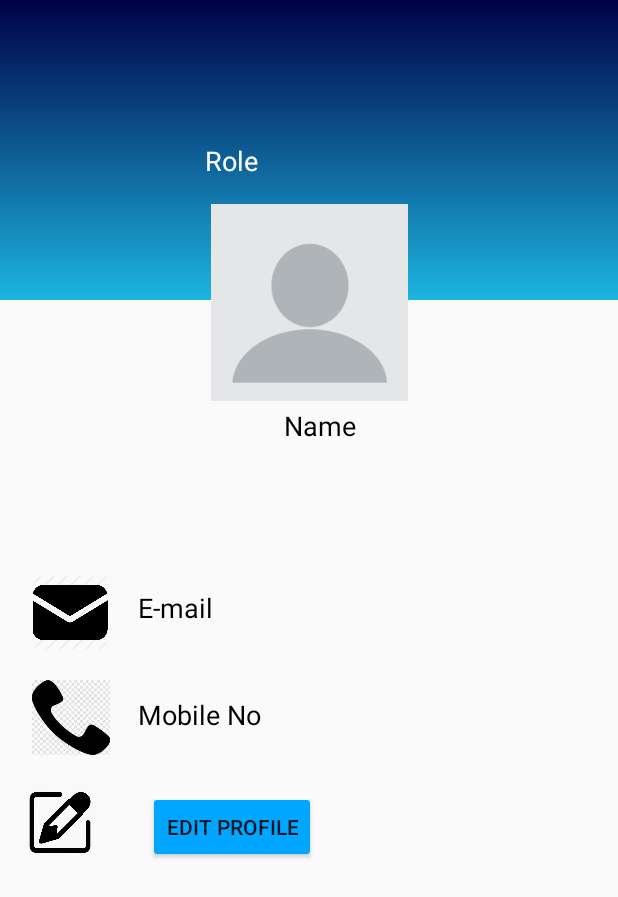
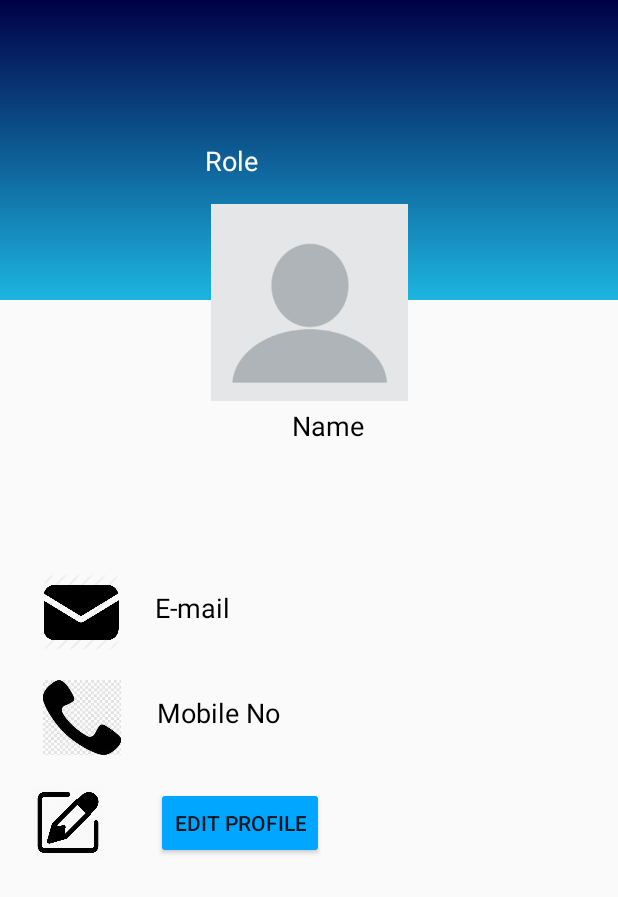
Before and after one commit to seshasain/VLot, an Android app: the Profile screen opened directly, with no data from a screen before it, on a phone screen of 412 x 824 dp. Shown: the top 897 px of the screen. Run offline under Robolectric (Android 15) with nearby library versions, the phone set to English and light mode, and no system bars; our stand-ins replace Firebase (no records; nobody signed in at launch, a user with empty details on screens opened directly).

Commit message:
profile display completed

```diff
--- a/app/build.gradle
+++ b/app/build.gradle
@@ -47,4 +47,5 @@ dependencies {
     implementation 'androidx.navigation:navigation-ui:2.3.0'
     implementation 'androidx.navigation:navigation-fragment:2.3.0'
     implementation 'com.google.android.material:material:1.2.0'
+
 }
--- a/app/src/main/java/com/example/vlot/Home.java
+++ b/app/src/main/java/com/example/vlot/Home.java
@@ -20,6 +20,7 @@ import android.os.Bundle;
 import android.view.MenuItem;
 import android.view.View;
 import android.widget.ImageButton;
+import android.widget.TextView;
 import android.widget.Toast;
 
 import com.google.android.gms.common.api.GoogleApiClient;
@@ -36,6 +37,7 @@ public class Home extends AppCompatActivity {
     ImageButton veg1,fru1,dai1;
     NavigationView navigationView;
     FirebaseAuth Auth;
+    String name;
     private static final int PERMISSIONS_REQUEST = 100;
     @Override
     protected void onCreate(Bundle savedInstanceState) {
--- a/app/src/main/java/com/example/vlot/MainActivity.java
+++ b/app/src/main/java/com/example/vlot/MainActivity.java
@@ -85,6 +85,7 @@ MainActivity extends AppCompatActivity {
                     Toast.makeText(MainActivity.this, "Passwords doesn't match!", Toast.LENGTH_SHORT).show();
                 }else if (!(emailID.isEmpty() && paswd.isEmpty())) {
                     String finalTypex = typex;
+                    String finalTypex1 = typex;
                     firebaseAuth.createUserWithEmailAndPassword(emailID, paswd).addOnCompleteListener(MainActivity.this, new OnCompleteListener() {
                         @Override
                         public void onComplete(@NonNull Task task) {
@@ -102,6 +103,8 @@ MainActivity extends AppCompatActivity {
                                     userMap.put("name",name.getText().toString());
                                     userMap.put("email",emailId.getText().toString());
                                     userMap.put("password",passwd.getText().toString());
+                                    userMap.put("mobileno",number.getText().toString());
+                                    userMap.put("role", finalTypex1);
                                     customers.child(number.getText().toString()).setValue(userMap);
                                 }
                                 else
@@ -110,6 +113,8 @@ MainActivity extends AppCompatActivity {
                                     userMap.put("name",name.getText().toString());
                                     userMap.put("email",emailId.getText().toString());
                                     userMap.put("password",passwd.getText().toString());
+                                    userMap.put("mobileno",number.getText().toString());
+                                    userMap.put("role", finalTypex1);
                                     vendors.child(number.getText().toString()).setValue(userMap);
                                 }
                                 Intent I = new Intent(MainActivity.this, MainActivity.class);
--- a/app/src/main/java/com/example/vlot/Profile.java
+++ b/app/src/main/java/com/example/vlot/Profile.java
@@ -1,26 +1,109 @@
 package com.example.vlot;
 
+import androidx.annotation.NonNull;
 import androidx.appcompat.app.AppCompatActivity;
 
+import android.content.Intent;
+import android.nfc.Tag;
 import android.os.Bundle;
+import android.provider.ContactsContract;
+import android.util.Log;
 import android.widget.TextView;
+import android.widget.Toast;
 
+import com.google.firebase.auth.FirebaseAuth;
+import com.google.firebase.auth.FirebaseUser;
+import com.google.firebase.database.DataSnapshot;
+import com.google.firebase.database.DatabaseError;
 import com.google.firebase.database.DatabaseReference;
 import com.google.firebase.database.FirebaseDatabase;
+import com.google.firebase.database.ValueEventListener;
 
 public class Profile extends AppCompatActivity {
 
-    private TextView username,email,mobileno,role;
-    private String mail,password;
+    private TextView pname,pemail,pnumber,prole;
+    public String mail;
     private FirebaseDatabase database;
-    private DatabaseReference mDatabase;
+    private DatabaseReference cuserref,vuserref;
+    private static final String cusers="customers";
+    private static final String vusers="vendors";
+    int flag=0;
+
     @Override
     protected void onCreate(Bundle savedInstanceState) {
         super.onCreate(savedInstanceState);
         setContentView(R.layout.activity_profile);
-        role=findViewById(R.id.profile_name);
-        username=findViewById(R.id.textView5);
-        email=findViewById(R.id.textView6);
-        mobileno=findViewById(R.id.textView7);
+
+        FirebaseUser user = FirebaseAuth.getInstance().getCurrentUser();
+        mail=user.getEmail();
+
+        DatabaseReference rootref = FirebaseDatabase.getInstance().getReference();
+        DatabaseReference cuserref = rootref.child(cusers);
+        DatabaseReference vuserref=rootref.child(vusers);
+        //Log.v("EMAILADD", userref.orderByChild("email").equalTo(mail).toString());
+
+        prole = findViewById(R.id.prole);
+        pname = findViewById(R.id.pname);
+        pemail = findViewById(R.id.pemail);
+        pnumber = findViewById(R.id.pnumber);
+
+        database = FirebaseDatabase.getInstance();
+        cuserref = database.getReference(cusers);
+        vuserref= database.getReference(vusers);
+
+        //Toast.makeText(Profile.this, mail, Toast.LENGTH_LONG).show();
+
+
+        cuserref.addValueEventListener(new ValueEventListener() {
+            @Override
+            public void onDataChange(@NonNull DataSnapshot dataSnapshot) {
+                for (DataSnapshot ds: dataSnapshot.getChildren())
+                {
+                    if (mail.equals(ds.child("email").getValue()))
+                    {
+                        //Toast.makeText(Profile.this, "hai", Toast.LENGTH_LONG).show();
+                        pname.setText(ds.child("name").getValue(String.class));
+                        pemail.setText(ds.child("email").getValue(String.class));
+                        pnumber.setText(ds.child("mobileno").getValue(String.class));
+                      prole.setText(ds.child("role").getValue(String.class));
+                      flag=1;
+
+                    }
+
+                }
+            }
+
+            @Override
+            public void onCancelled(@NonNull DatabaseError error) {
+                Toast.makeText(Profile.this, "something went wrong..", Toast.LENGTH_LONG).show();
+            }
+        });
+        if(flag==0)
+        {
+            vuserref.addValueEventListener(new ValueEventListener() {
+                @Override
+                public void onDataChange(@NonNull DataSnapshot dataSnapshot) {
+                    for (DataSnapshot ds : dataSnapshot.getChildren()) {
+                        if (mail.equals(ds.child("email").getValue())) {
+                            //Toast.makeText(Profile.this, "hai", Toast.LENGTH_LONG).show();
+                            pname.setText(ds.child("name").getValue(String.class));
+                            pemail.setText(ds.child("email").getValue(String.class));
+                            pnumber.setText(ds.child("mobileno").getValue(String.class));
+                            prole.setText(ds.child("role").getValue(String.class));
+                            flag = 0;
+
+                        }
+
+                    }
+                }
+
+                @Override
+                public void onCancelled(@NonNull DatabaseError error) {
+                    Toast.makeText(Profile.this, "something went wrong..", Toast.LENGTH_LONG).show();
+                }
+            });
+        }
+
+
     }
 }
--- a/app/src/main/res/layout/activity_main.xml
+++ b/app/src/main/res/layout/activity_main.xml
@@ -48,7 +48,7 @@
             android:background="@drawable/inputtextfield"
             android:gravity="center"
             android:hint="\t\tMobile number"
-            android:inputType="phone"
+            android:inputType="text"
             app:layout_constraintEnd_toEndOf="parent"
             app:layout_constraintStart_toStartOf="parent"
             app:layout_constraintTop_toBottomOf="@+id/email" />
--- a/app/src/main/res/layout/activity_profile.xml
+++ b/app/src/main/res/layout/activity_profile.xml
@@ -18,7 +18,7 @@
         app:layout_constraintVertical_bias="0.0">
 
         <TextView
-            android:id="@+id/profile_name"
+            android:id="@+id/prole"
             android:layout_width="139dp"
             android:layout_height="25dp"
             android:layout_marginStart="136dp"
@@ -58,13 +58,13 @@
         android:layout_marginBottom="70dp"
         app:layout_constraintBottom_toBottomOf="parent"
         app:layout_constraintEnd_toEndOf="parent"
-        app:layout_constraintHorizontal_bias="0.473"
+        app:layout_constraintHorizontal_bias="1.0"
         app:layout_constraintStart_toStartOf="parent"
         app:layout_constraintTop_toBottomOf="@+id/imageView2"
         app:layout_constraintVertical_bias="0.0">
 
         <TextView
-            android:id="@+id/textView5"
+            android:id="@+id/pname"
             android:layout_width="106dp"
             android:layout_height="25dp"
             android:layout_marginStart="126dp"
@@ -85,48 +85,48 @@
             android:layout_width="60dp"
             android:layout_height="50dp"
             android:layout_marginTop="116dp"
-            app:layout_constraintEnd_toStartOf="@+id/textView6"
+            app:layout_constraintEnd_toStartOf="@+id/pemail"
             app:layout_constraintHorizontal_bias="0.318"
             app:layout_constraintStart_toStartOf="parent"
             app:layout_constraintTop_toTopOf="parent"
             app:srcCompat="@drawable/email" />
 
         <TextView
-            android:id="@+id/textView6"
-            android:layout_width="143dp"
-            android:layout_height="35dp"
+            android:id="@+id/pemail"
+            android:layout_width="206dp"
+            android:layout_height="34dp"
             android:layout_marginTop="96dp"
             android:text="E-mail"
             android:textColor="@color/black"
             android:textSize="18sp"
             app:layout_constraintEnd_toEndOf="parent"
-            app:layout_constraintHorizontal_bias="0.414"
+            app:layout_constraintHorizontal_bias="0.651"
             app:layout_constraintStart_toStartOf="parent"
-            app:layout_constraintTop_toBottomOf="@+id/textView5" />
+            app:layout_constraintTop_toBottomOf="@+id/pname" />
 
         <ImageView
             android:id="@+id/mobilenoimage"
             android:layout_width="60dp"
             android:layout_height="50dp"
             android:layout_marginTop="20dp"
-            app:layout_constraintEnd_toStartOf="@+id/textView7"
+            app:layout_constraintEnd_toStartOf="@+id/pnumber"
             app:layout_constraintHorizontal_bias="0.32"
             app:layout_constraintStart_toStartOf="parent"
             app:layout_constraintTop_toBottomOf="@+id/emailimage"
             app:srcCompat="@drawable/mobileno" />
 
         <TextView
-            android:id="@+id/textView7"
-            android:layout_width="143dp"
-            android:layout_height="35dp"
+            android:id="@+id/pnumber"
+            android:layout_width="206dp"
+            android:layout_height="34dp"
             android:layout_marginTop="36dp"
             android:text="Mobile No"
             android:textColor="@color/black"
             android:textSize="18sp"
             app:layout_constraintEnd_toEndOf="parent"
-            app:layout_constraintHorizontal_bias="0.413"
+            app:layout_constraintHorizontal_bias="0.659"
             app:layout_constraintStart_toStartOf="parent"
-            app:layout_constraintTop_toBottomOf="@+id/textView6" />
+            app:layout_constraintTop_toBottomOf="@+id/pemail" />
 
         <ImageView
             android:id="@+id/editimage"
@@ -147,7 +147,7 @@
             app:layout_constraintEnd_toEndOf="parent"
             app:layout_constraintHorizontal_bias="0.387"
             app:layout_constraintStart_toStartOf="parent"
-            app:layout_constraintTop_toBottomOf="@+id/textView7" />
+            app:layout_constraintTop_toBottomOf="@+id/pnumber" />
 
     </androidx.constraintlayout.widget.ConstraintLayout>
 
```
Also changed, not shown: app/src/main/res/layout/activity_fruits.xml (+7 -7 lines), app/src/main/res/layout/activity_vegetables.xml (+7 -8 lines), build.gradle (line endings or trailing spaces), 1 other file.
